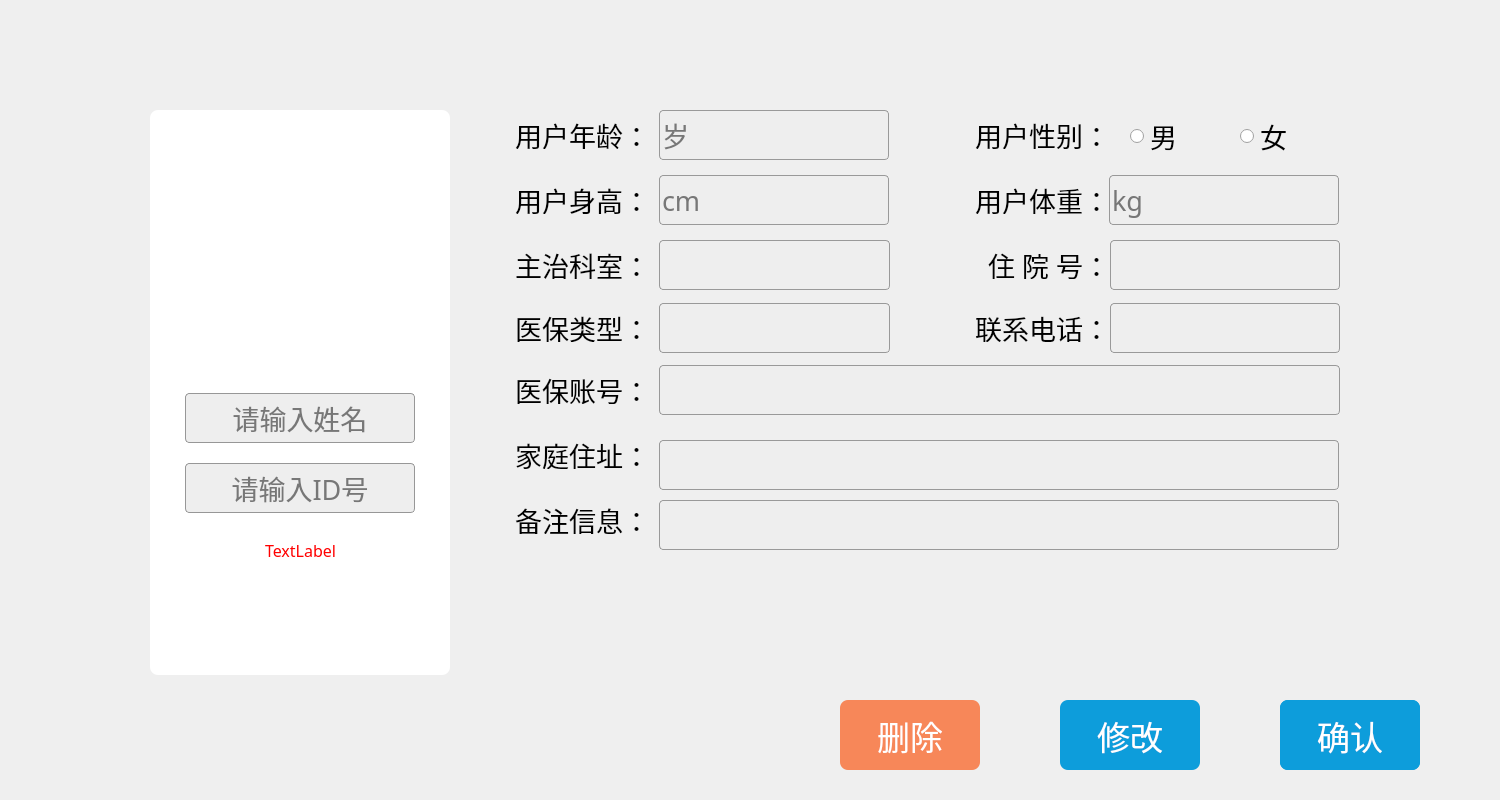
Before: the Qt Designer form src/UserManager/edituser.ui in xiaosongzhi/FingerControl, drawn with Qt 5.
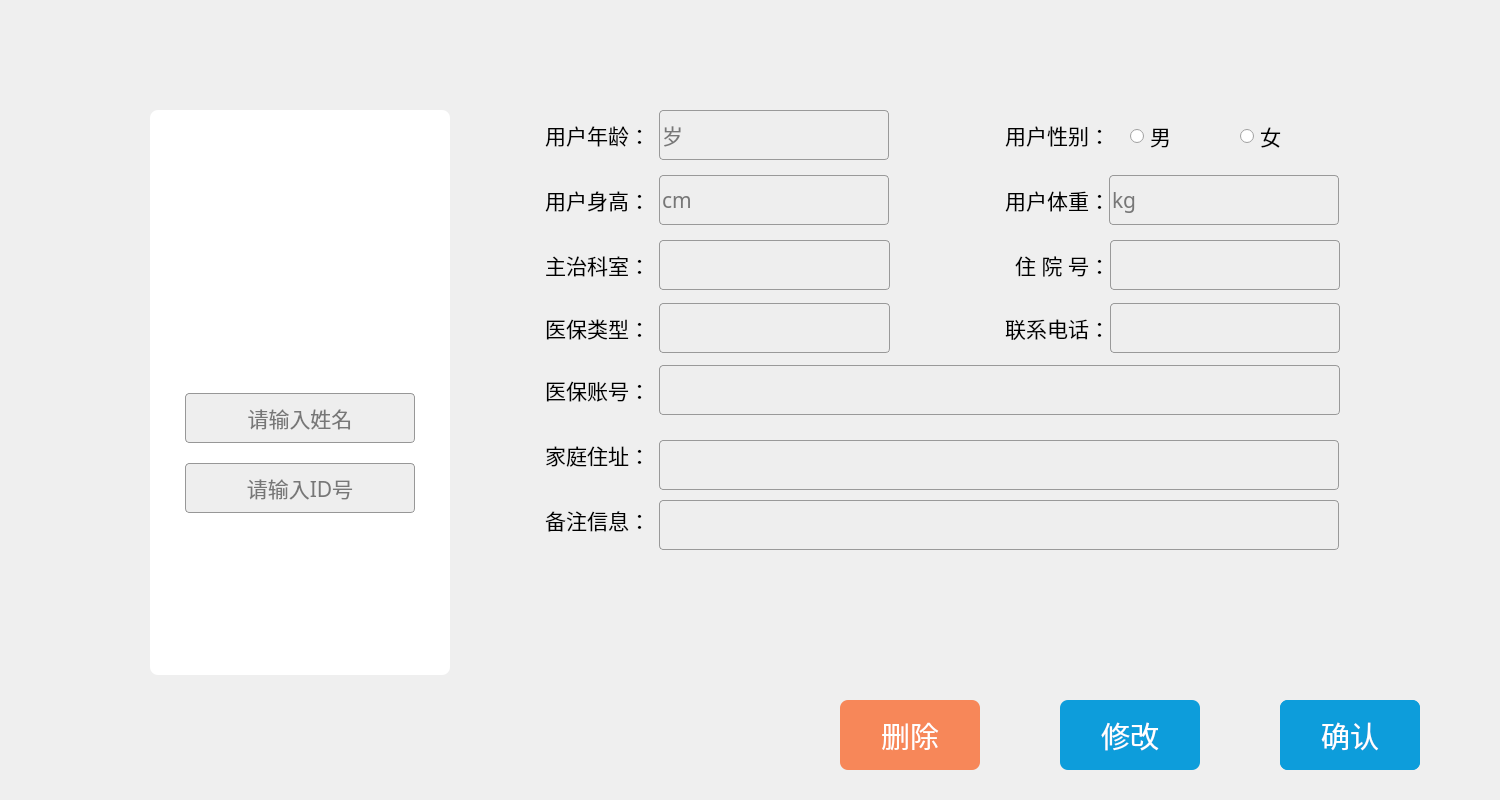
After: the same form once the commit is applied.

The edit to the form file:
```diff
--- a/src/UserManager/edituser.ui
+++ b/src/UserManager/edituser.ui
@@ -59,7 +59,7 @@
     <property name="font">
      <font>
       <family>黑体</family>
-      <pointsize>20</pointsize>
+      <pointsize>16</pointsize>
      </font>
     </property>
     <property name="styleSheet">
@@ -88,7 +88,7 @@
     <property name="font">
      <font>
       <family>黑体</family>
-      <pointsize>20</pointsize>
+      <pointsize>16</pointsize>
      </font>
     </property>
     <property name="styleSheet">
@@ -124,7 +124,7 @@
      <string notr="true">color:red;</string>
     </property>
     <property name="text">
-     <string>TextLabel</string>
+     <string/>
     </property>
     <property name="alignment">
      <set>Qt::AlignCenter</set>
@@ -143,7 +143,7 @@
    <property name="font">
     <font>
      <family>黑体</family>
-     <pointsize>20</pointsize>
+     <pointsize>16</pointsize>
     </font>
    </property>
    <property name="styleSheet">
@@ -170,7 +170,7 @@
    <property name="font">
     <font>
      <family>黑体</family>
-     <pointsize>20</pointsize>
+     <pointsize>16</pointsize>
     </font>
    </property>
    <property name="styleSheet">
@@ -194,7 +194,7 @@
    <property name="font">
     <font>
      <family>黑体</family>
-     <pointsize>20</pointsize>
+     <pointsize>16</pointsize>
     </font>
    </property>
    <property name="text">
@@ -216,7 +216,7 @@
    <property name="font">
     <font>
      <family>黑体</family>
-     <pointsize>20</pointsize>
+     <pointsize>16</pointsize>
     </font>
    </property>
    <property name="text">
@@ -238,7 +238,7 @@
    <property name="font">
     <font>
      <family>黑体</family>
-     <pointsize>20</pointsize>
+     <pointsize>16</pointsize>
     </font>
    </property>
    <property name="text">
@@ -284,7 +284,7 @@
    <property name="font">
     <font>
      <family>黑体</family>
-     <pointsize>20</pointsize>
+     <pointsize>16</pointsize>
     </font>
    </property>
    <property name="text">
@@ -306,7 +306,7 @@
    <property name="font">
     <font>
      <family>黑体</family>
-     <pointsize>20</pointsize>
+     <pointsize>16</pointsize>
     </font>
    </property>
    <property name="text">
@@ -328,7 +328,7 @@
    <property name="font">
     <font>
      <family>黑体</family>
-     <pointsize>20</pointsize>
+     <pointsize>16</pointsize>
     </font>
    </property>
    <property name="styleSheet">
@@ -352,7 +352,7 @@
    <property name="font">
     <font>
      <family>黑体</family>
-     <pointsize>20</pointsize>
+     <pointsize>16</pointsize>
     </font>
    </property>
    <property name="styleSheet">
@@ -380,7 +380,7 @@
    <property name="font">
     <font>
      <family>黑体</family>
-     <pointsize>20</pointsize>
+     <pointsize>16</pointsize>
     </font>
    </property>
    <property name="text">
@@ -399,7 +399,7 @@
    <property name="font">
     <font>
      <family>黑体</family>
-     <pointsize>20</pointsize>
+     <pointsize>16</pointsize>
     </font>
    </property>
    <property name="text">
@@ -442,7 +442,7 @@
    <property name="font">
     <font>
      <family>黑体</family>
-     <pointsize>20</pointsize>
+     <pointsize>16</pointsize>
     </font>
    </property>
    <property name="text">
@@ -512,7 +512,7 @@
    <property name="font">
     <font>
      <family>黑体</family>
-     <pointsize>20</pointsize>
+     <pointsize>16</pointsize>
     </font>
    </property>
    <property name="text">
@@ -553,7 +553,7 @@
    <property name="font">
     <font>
      <family>黑体</family>
-     <pointsize>25</pointsize>
+     <pointsize>22</pointsize>
     </font>
    </property>
    <property name="styleSheet">
@@ -576,7 +576,7 @@
    <property name="font">
     <font>
      <family>黑体</family>
-     <pointsize>25</pointsize>
+     <pointsize>22</pointsize>
     </font>
    </property>
    <property name="styleSheet">
@@ -600,7 +600,7 @@
    <property name="font">
     <font>
      <family>黑体</family>
-     <pointsize>25</pointsize>
+     <pointsize>22</pointsize>
     </font>
    </property>
    <property name="styleSheet">
@@ -623,7 +623,7 @@
    <property name="font">
     <font>
      <family>黑体</family>
-     <pointsize>20</pointsize>
+     <pointsize>16</pointsize>
     </font>
    </property>
    <property name="text">
@@ -693,7 +693,7 @@
    <property name="font">
     <font>
      <family>黑体</family>
-     <pointsize>20</pointsize>
+     <pointsize>16</pointsize>
     </font>
    </property>
    <property name="text">
@@ -715,7 +715,7 @@
    <property name="font">
     <font>
      <family>黑体</family>
-     <pointsize>20</pointsize>
+     <pointsize>16</pointsize>
     </font>
    </property>
    <property name="text">
```
Left out of the diff: 14 changed lines with no effect on the pictures.
